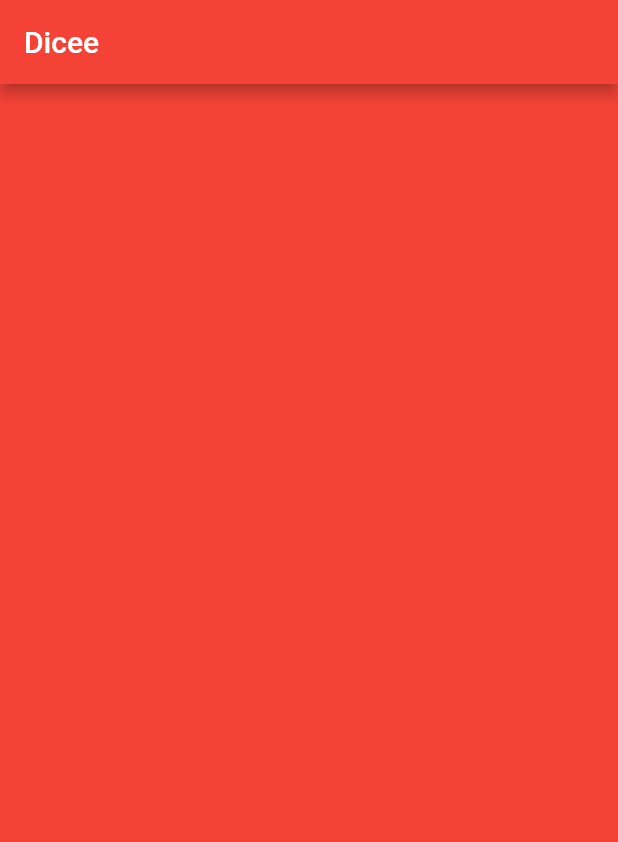
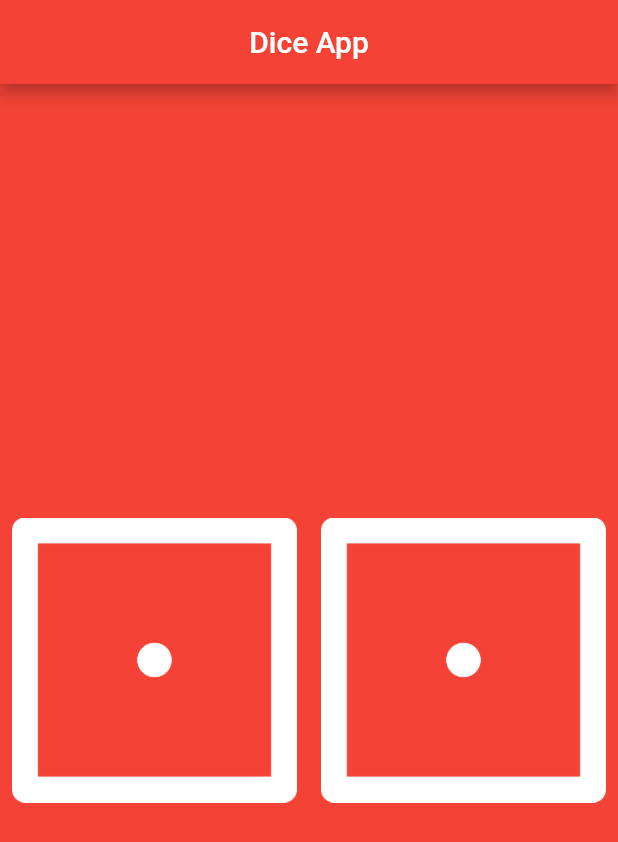
Before and after one commit to joeldevasia/dice_app, a Flutter app: the screen it shows after launch, on a phone screen of 412 x 824 dp. Shown: the top 842 px of the screen. Run offline on Flutter 3.47's test engine with Material 2 defaults, Android fonts, the phone set to English and light mode, and no system bars.

Commit message:
It's now fully functional

```diff
--- a/lib/main.dart
+++ b/lib/main.dart
@@ -1,3 +1,4 @@
+import 'dart:math';
 import 'package:flutter/material.dart';
 
 void main() {
@@ -6,20 +7,69 @@ void main() {
       home: Scaffold(
         backgroundColor: Colors.red,
         appBar: AppBar(
-          title: Text('Dicee'),
+          title: const Text('Dice App'),
+          centerTitle: true,
           backgroundColor: Colors.red,
         ),
-        body: DicePage(),
+        body: const DicePage(),
       ),
     ),
   );
 }
-
-class DicePage extends StatelessWidget {
+class DicePage extends StatefulWidget {
   const DicePage({Key? key}) : super(key: key);
 
   @override
+  State<DicePage> createState() => _DicePageState();
+}
+
+class _DicePageState extends State<DicePage> {
+  int leftDiceNum = 1;
+  int rightDiceNum = 1;
+
+  @override
   Widget build(BuildContext context) {
-    return Container();
+    return Center(
+      child: Row(
+        children: [
+          Expanded(
+            child: TextButton(
+              style:
+              TextButton.styleFrom(splashFactory: NoSplash.splashFactory),
+              onPressed: () {
+                updateDiceNum();
+                var snackBar = const SnackBar(
+                  content: Text('Left Dice Rolled'),
+                );
+                ScaffoldMessenger.of(context).clearSnackBars();
+                ScaffoldMessenger.of(context).showSnackBar(snackBar);
+              },
+              child: Image.asset('images/dice$leftDiceNum.png'),
+            ),
+          ),
+          Expanded(
+            child: TextButton(
+              style:
+              TextButton.styleFrom(splashFactory: NoSplash.splashFactory),
+              onPressed: () {
+                updateDiceNum();
+                var snackBar = const SnackBar(
+                  content: Text('Right Dice Rolled'),
+                );
+                ScaffoldMessenger.of(context).clearSnackBars();
+                ScaffoldMessenger.of(context).showSnackBar(snackBar);
+              },
+              child: Image.asset('images/dice$rightDiceNum.png'),
+            ),
+          ),
+        ],
+      ),
+    );
+  }
+  void updateDiceNum(){
+    setState(() {
+      leftDiceNum = Random().nextInt(6) + 1;
+      rightDiceNum = Random().nextInt(6) + 1;
+    });
   }
 }
```
